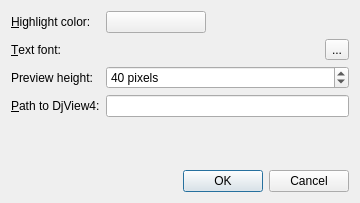
Old version of the form src/preferencesdialog.ui in the repository jsbien/djview-poliqarp_fork.
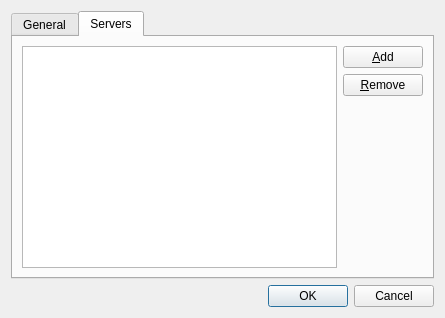
New version of the form.

Commit message: Make server list editable. Closes #53.

The edit to the form file:
```diff
--- a/src/preferencesdialog.ui
+++ b/src/preferencesdialog.ui
@@ -6,14 +6,27 @@
    <rect>
     <x>0</x>
     <y>0</y>
-    <width>356</width>
-    <height>203</height>
+    <width>445</width>
+    <height>318</height>
    </rect>
   </property>
   <property name="windowTitle">
    <string>Preferences</string>
   </property>
+  <layout class="QVBoxLayout" name="verticalLayout">
+   <item>
+    <widget class="QTabWidget" name="tabWidget">
+     <property name="currentIndex">
+      <number>1</number>
+     </property>
+     <widget class="QWidget" name="generalTab">
+      <attribute name="title">
+       <string>General</string>
+      </attribute>
   <layout class="QFormLayout" name="formLayout">
+       <property name="fieldGrowthPolicy">
+        <enum>QFormLayout::AllNonFixedFieldsGrow</enum>
+       </property>
    <item row="0" column="0">
     <widget class="QLabel" name="highlightLabel">
      <property name="text">
@@ -117,20 +130,56 @@
      </property>
     </widget>
    </item>
-   <item row="4" column="0" colspan="2">
+      </layout>
+     </widget>
+     <widget class="QWidget" name="serverTab">
+      <attribute name="title">
+       <string>Servers</string>
+      </attribute>
+      <layout class="QHBoxLayout" name="horizontalLayout_2">
+       <item>
+        <widget class="QListWidget" name="serversList">
+         <property name="editTriggers">
+          <set>QAbstractItemView::AnyKeyPressed|QAbstractItemView::DoubleClicked|QAbstractItemView::EditKeyPressed|QAbstractItemView::SelectedClicked</set>
+         </property>
+        </widget>
+       </item>
+       <item>
+        <layout class="QVBoxLayout" name="verticalLayout_2">
+         <item>
+          <widget class="QPushButton" name="addServerButton">
+           <property name="text">
+            <string>&amp;Add</string>
+           </property>
+          </widget>
+         </item>
+         <item>
+          <widget class="QPushButton" name="removeServerButton">
+           <property name="text">
+            <string>&amp;Remove</string>
+           </property>
+          </widget>
+         </item>
+         <item>
     <spacer name="verticalSpacer">
      <property name="orientation">
       <enum>Qt::Vertical</enum>
      </property>
      <property name="sizeHint" stdset="0">
       <size>
-       <width>338</width>
-       <height>148</height>
+             <width>20</width>
+             <height>40</height>
       </size>
      </property>
     </spacer>
    </item>
-   <item row="5" column="0" colspan="2">
+        </layout>
+       </item>
+      </layout>
+     </widget>
+    </widget>
+   </item>
+   <item>
     <widget class="QDialogButtonBox" name="buttonBox">
      <property name="orientation">
       <enum>Qt::Horizontal</enum>
```
Left out of the diff: 4 changed lines with no effect on the pictures. Lines whose indentation alone changed are shown as unchanged. The commit also changes 5 other files.
